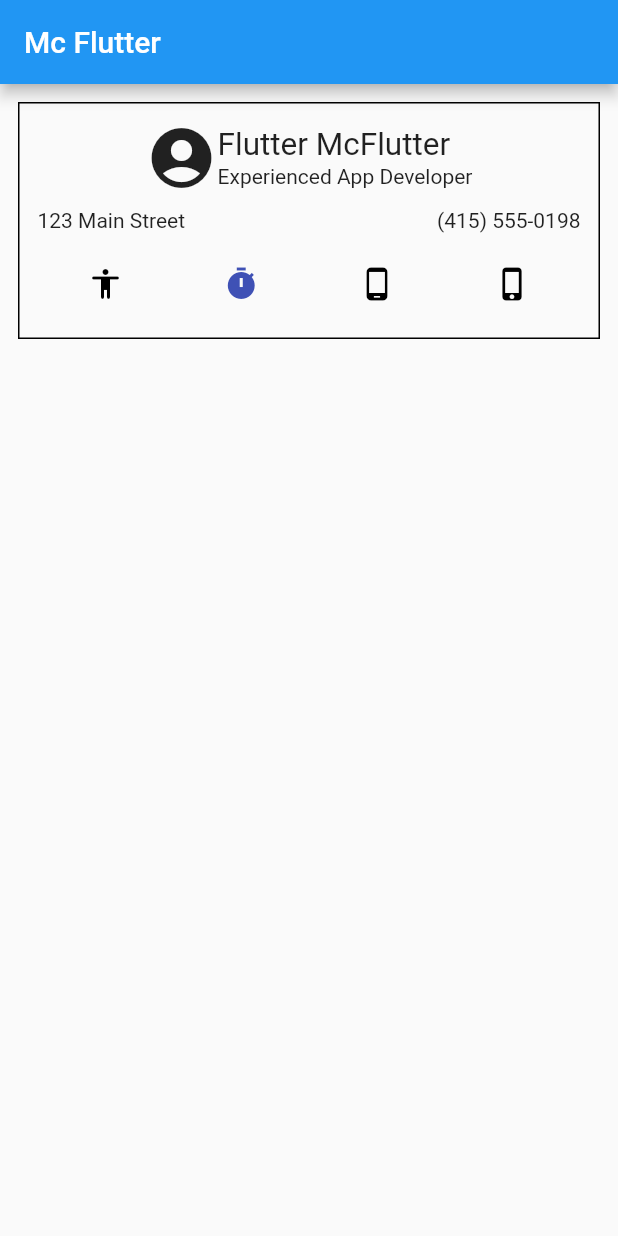
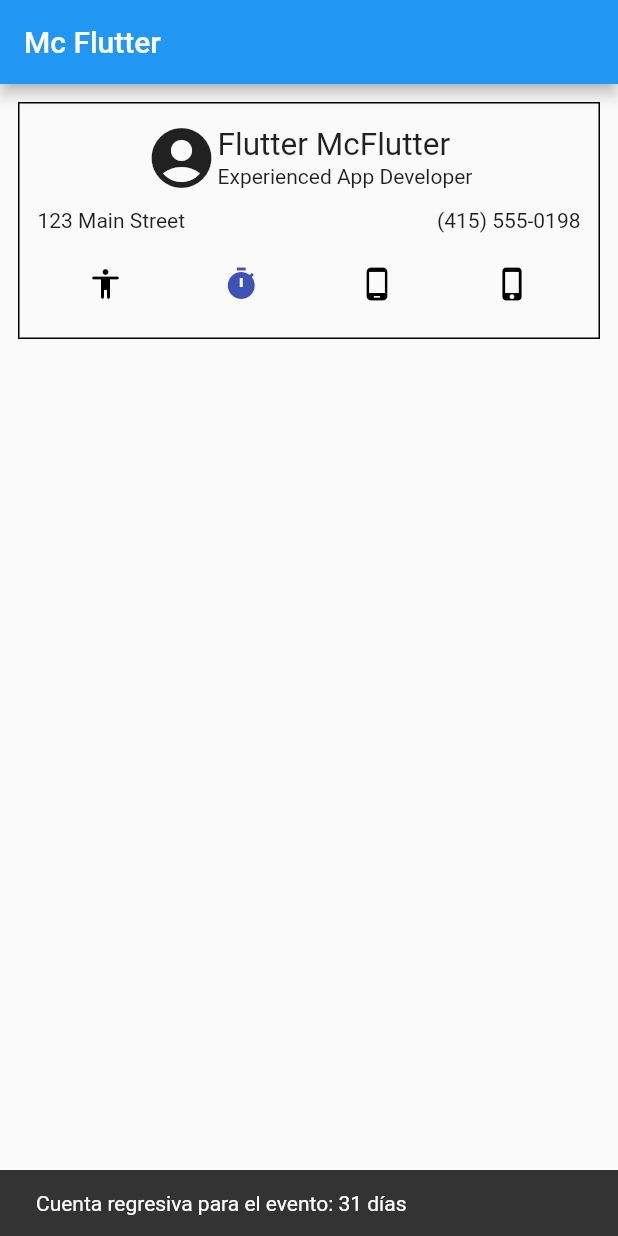
Before and after one commit to DasPeter/mcflutter, a Flutter app: the screen it shows after launch, after a tap on the "timer" icon, on a phone screen of 412 x 824 dp. Run offline on Flutter 3.47's test engine with Material 2 defaults, Android fonts, the phone set to English and light mode, and no system bars.

```diff
--- a/lib/homepage.dart
+++ b/lib/homepage.dart
@@ -8,10 +8,10 @@ class HomePage extends StatefulWidget {
 }
 
 class _HomePageState extends State<HomePage> {
-  bool isClickedPerson = false;
-  bool isClickedTimer = false;
-  bool isClickedPhone1 = false;
-  bool isClickedPhone2 = false;
+  bool personIsClicked = false;
+  bool timerIsClicked = false;
+  bool androidIsClicked = false;
+  bool iphoneIsClicked = false;
   @override
   Widget build(BuildContext context) {
     return Scaffold(
@@ -66,34 +66,58 @@ class _HomePageState extends State<HomePage> {
                 crossAxisAlignment: CrossAxisAlignment.center,
                 children: [
                   IconButton(
-                    color: isClickedPerson ? Colors.indigo : Colors.black,
+                    color: personIsClicked ? Colors.indigo : Colors.black,
                     onPressed: () {
-                      isClickedPerson = !isClickedPerson;
+                      personIsClicked = !personIsClicked;
                       setState(() {});
+                      const snackbar = SnackBar(
+                        content: Text("Únete a un club con otras personas"),
+                      );
+                      ScaffoldMessenger.of(context).removeCurrentSnackBar();
+                      ScaffoldMessenger.of(context).showSnackBar(snackbar);
                     },
                     icon: const Icon(Icons.accessibility_rounded),
                   ),
                   IconButton(
-                    color: isClickedTimer ? Colors.indigo : Colors.black,
+                    color: timerIsClicked ? Colors.indigo : Colors.black,
                     onPressed: () {
-                      isClickedTimer = !isClickedTimer;
+                      timerIsClicked = !timerIsClicked;
                       setState(() {});
+
+                      const snackbar = SnackBar(
+                        content:
+                            Text("Cuenta regresiva para el evento: 31 días"),
+                      );
+                      ScaffoldMessenger.of(context).removeCurrentSnackBar();
+                      ScaffoldMessenger.of(context).showSnackBar(snackbar);
                     },
                     icon: const Icon(Icons.timer),
                   ),
                   IconButton(
-                    color: isClickedPhone1 ? Colors.indigo : Colors.black,
+                    color: androidIsClicked ? Colors.indigo : Colors.black,
                     onPressed: () {
-                      isClickedPhone1 = !isClickedPhone1;
+                      androidIsClicked = !androidIsClicked;
                       setState(() {});
+
+                      const snackbar = SnackBar(
+                        content: Text("Llama al número 4155550198"),
+                      );
+                      ScaffoldMessenger.of(context).removeCurrentSnackBar();
+                      ScaffoldMessenger.of(context).showSnackBar(snackbar);
                     },
                     icon: const Icon(Icons.phone_android),
                   ),
                   IconButton(
-                    color: isClickedPhone2 ? Colors.indigo : Colors.black,
+                    color: iphoneIsClicked ? Colors.indigo : Colors.black,
                     onPressed: () {
-                      isClickedPhone2 = !isClickedPhone2;
+                      iphoneIsClicked = !iphoneIsClicked;
                       setState(() {});
+
+                      const snackbar = SnackBar(
+                        content: Text("Llama al celular 3317865113"),
+                      );
+                      ScaffoldMessenger.of(context).removeCurrentSnackBar();
+                      ScaffoldMessenger.of(context).showSnackBar(snackbar);
                     },
                     icon: const Icon(Icons.phone_iphone),
                   ),
```
